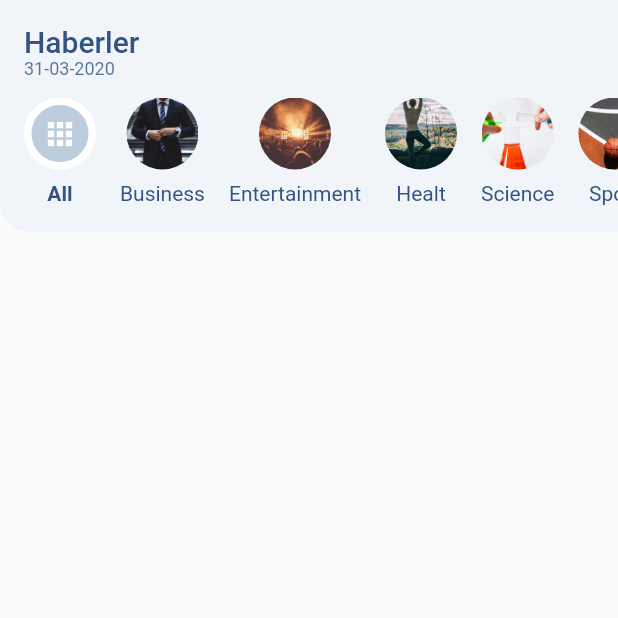
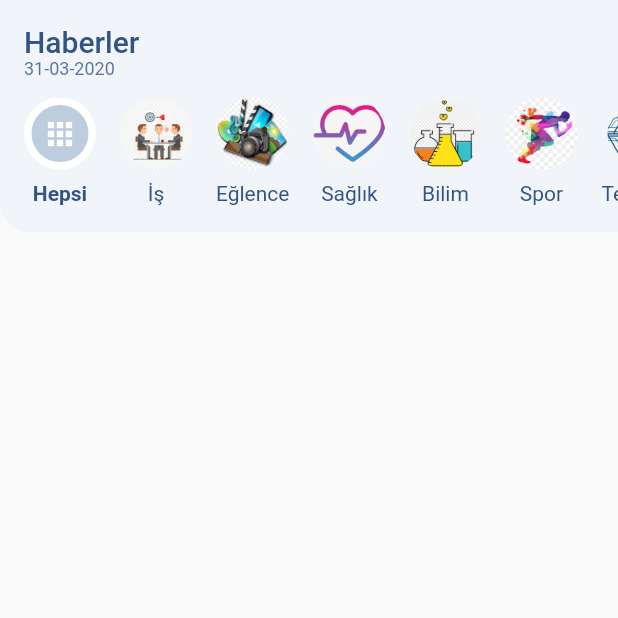
Before and after one commit to Sameetdmr/Yazilim-Muhendisligi-Bitirme-Projesi, a Flutter app: the screen it shows after launch, on a phone screen of 412 x 824 dp, the top half of it. Run offline on Flutter 3.47's test engine with Material 2 defaults, Android fonts, the phone set to English and light mode, and no system bars; our stand-ins replace bloc, dio, flutter_bloc; generated files the repository leaves out were written again.

Commit message:
Rapor-2 Güncelleme

```diff
--- a/lib/src/ui/home/home_screen.dart
+++ b/lib/src/ui/home/home_screen.dart
@@ -111,13 +111,13 @@ class WidgetCategory extends StatefulWidget {
 
 class _WidgetCategoryState extends State<WidgetCategory> {
   final listCategories = [
-    Category('', 'All'),
-    Category('assets/images/img_business.png', 'Business'),
-    Category('assets/images/img_entertainment.png', 'Entertainment'),
-    Category('assets/images/img_healt.png', 'Healt'),
-    Category('assets/images/img_science.png', 'Science'),
-    Category('assets/images/img_sport.png', 'Sport'),
-    Category('assets/images/img_technology.png', 'Technology'),
+    Category('', 'Hepsi'),
+    Category('assets/images/img_is.jpg', 'İş'),
+    Category('assets/images/img_eglence.jpg', 'Eğlence'),
+    Category('assets/images/img_saglik.png', 'Sağlık'),
+    Category('assets/images/img_bilim.png', 'Bilim'),
+    Category('assets/images/img_spor.jpg', 'Spor'),
+    Category('assets/images/img_teknoloji.png', 'Teknoloji'),
   ];
   int indexSelectedCategory = 0;
   @override
```
Also changed, not shown: assets/images/img_bilim.png (added), assets/images/img_business.png (deleted), assets/images/img_eglence.jpg (added), assets/images/img_entertainment.png (deleted), assets/images/img_healt.png (deleted), assets/images/img_is.jpg (added), assets/images/img_saglik.png (added), assets/images/img_science.png (deleted), assets/images/img_spor.jpg (added), assets/images/img_sport.png (deleted), assets/images/img_technology.png (deleted), assets/images/img_teknoloji.png (added).
